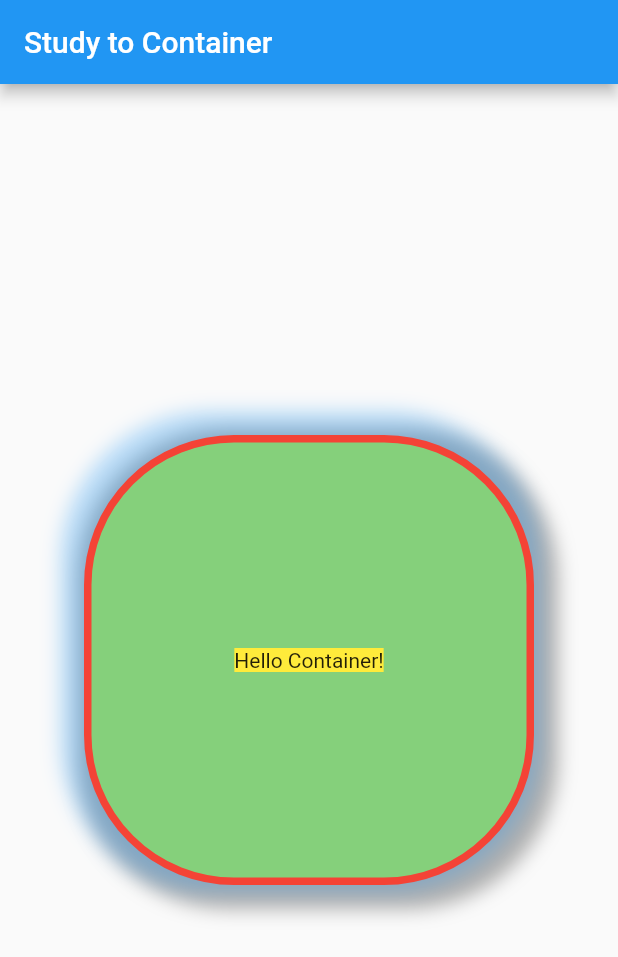
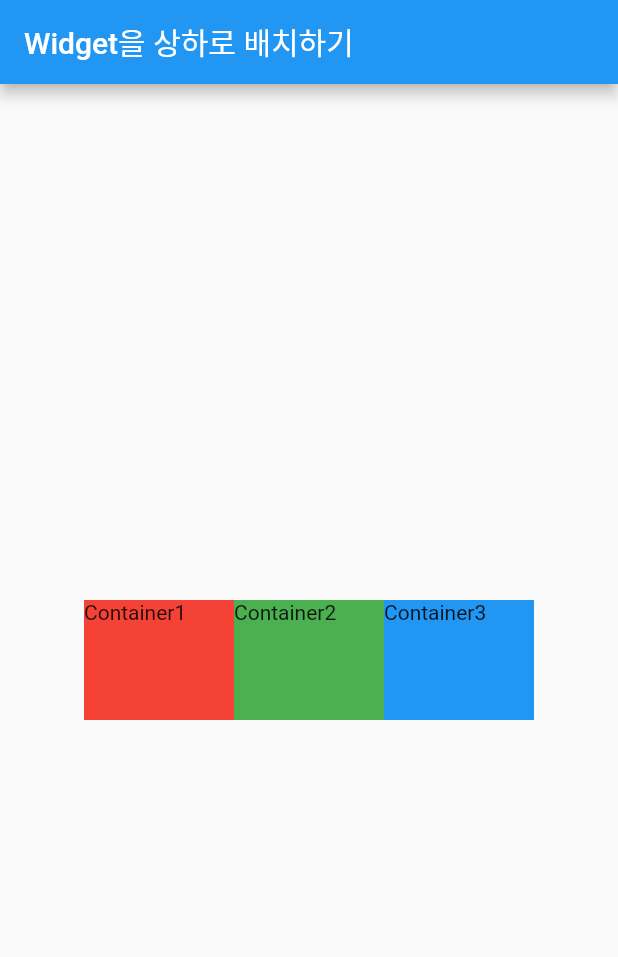
Before and after one commit to CEO-IkHyeon/Part2_Flutter_Widget, a Flutter app: the screen it shows after launch, on a phone screen of 412 x 824 dp. Shown: the top 957 px of the screen. Run offline on Flutter 3.47's test engine with Material 2 defaults, Android fonts, the phone set to English and light mode, and no system bars.

Commit message:
Part2_ch02_01_Widget Row, Column 학습

```diff
--- a/lib/main.dart
+++ b/lib/main.dart
@@ -7,41 +7,88 @@ void main() {
     MaterialApp(
       home: Scaffold(
         appBar: AppBar(
-          title: Text('Study to Container'),
+          title: Text('Widget을 상하로 배치하기'),
         ),
-        body: CustomContainer(),
+        body: Body(),
 
       ),
     )
   );
 }
 
-class CustomContainer extends StatelessWidget {
-  const CustomContainer({super.key});
+// class CustomContainer extends StatelessWidget {
+//   const CustomContainer({super.key});
+//
+//
+//   @override
+//   Widget build(BuildContext context) {
+//     return Center(
+//       child: Container(
+//         width: 300,
+//         height: 300,
+//         padding: EdgeInsets.fromLTRB(10, 12, 10, 12), // pading : container 내부에서 상하좌우에서 각 모서리와 간격 조절
+//         //margin: EdgeInsets.symmetric(vertical: 24, horizontal: 30), // margin : container 자체가 앱 모서리들과 간격 조절
+//         decoration: BoxDecoration(
+//           // container에서 boxdecoration의 경우 밖에 또는 doxdeco 둘 중 하나에만 color가 선언되어야 함 -> boxdeco안에서도 color를 선언할 수 있기 때문
+//           color: Color(0xFF85D07B),   // FF : 투명도 , 이후 2자리씩 RGB값을 나타냄
+//           border: Border.all(color: Colors.red, width: 5, style: BorderStyle.solid), //외곽선 그리기
+//           borderRadius: BorderRadius.circular(100), //외곽선 둥글게
+//           boxShadow: [
+//             BoxShadow(color: Colors.black.withOpacity(0.3), offset: Offset(6, 6), blurRadius: 10, spreadRadius: 10), // 음영지게 만들고 검정 그림자를 좀 흐리게 만들 때 withOpacity 사용
+//             BoxShadow(color: Colors.blue.withOpacity(0.3), offset: Offset(-6, -6), blurRadius: 10, spreadRadius: 10), // 음영지게 만들고 검정 그림자를 좀 흐리게 만들 때 withOpacity 사용
+//
+//           ]
+//         ),
+//         child: Center(child: Container(
+//             color: Colors.yellow,
+//             child: Text('Hello Container!'))), // wrap with center -> container의 중앙에 위치시킴
+//       ),
+//     );
+//   }
+// }
 
+class Body extends StatelessWidget {
+  const Body({super.key});
 
   @override
   Widget build(BuildContext context) {
-    return Center(
-      child: Container(
-        width: 300,
-        height: 300,
-        padding: EdgeInsets.fromLTRB(10, 12, 10, 12), // pading : container 내부에서 상하좌우에서 각 모서리와 간격 조절
-        //margin: EdgeInsets.symmetric(vertical: 24, horizontal: 30), // margin : container 자체가 앱 모서리들과 간격 조절
-        decoration: BoxDecoration(
-          // container에서 boxdecoration의 경우 밖에 또는 doxdeco 둘 중 하나에만 color가 선언되어야 함 -> boxdeco안에서도 color를 선언할 수 있기 때문
-          color: Color(0xFF85D07B),   // FF : 투명도 , 이후 2자리씩 RGB값을 나타냄
-          border: Border.all(color: Colors.red, width: 5, style: BorderStyle.solid), //외곽선 그리기
-          borderRadius: BorderRadius.circular(100), //외곽선 둥글게
-          boxShadow: [
-            BoxShadow(color: Colors.black.withOpacity(0.3), offset: Offset(6, 6), blurRadius: 10, spreadRadius: 10), // 음영지게 만들고 검정 그림자를 좀 흐리게 만들 때 withOpacity 사용
-            BoxShadow(color: Colors.blue.withOpacity(0.3), offset: Offset(-6, -6), blurRadius: 10, spreadRadius: 10), // 음영지게 만들고 검정 그림자를 좀 흐리게 만들 때 withOpacity 사용
+    // Placeholder : 특정 위젯이 올 자리를 확보
+    // Column은 수직으로 배열해준다. 상하에 대해서만 지정. mainAxisAligment로 start(상), center(중), end(하)로 위치 조정 가능
+    // -> 좌우의 폭을 지정할 수 없다 -> container로 wrap하고 width을 무제한으로 주고 crossAxisAligment로 좌, 중 ,우 조정 가능
+    // Row는 Column과 유사하지만 수평으로 배열해준다 -> 좌우에 대해서만 지정한다. mainAxisAlignment로 start(좌), center(중), end(우)로 위치 조정 가능
+    // -> 상, 중, 하로 위치 조절은 불가능 -> container로 wrap하고 height를 무제한으로 주고 crossAxisAligment로 상, 중, 하 조정 가능
+    return Container(
+      //width: double.infinity,
+      height: double.infinity,
+      // child: Column(
+      child: Row(
+        // min : column의 상하 값은 딱 child container 크기에 맞춰짐 -> mainAxisAlignment: center가 의미가 없음
+        // max : 최대 높이를 Column이 차지함
+        mainAxisSize: MainAxisSize.max,
+        // 해당 container 기준에서 중앙에 Column이 위
+        mainAxisAlignment: MainAxisAlignment.center,  // 상하 기준 중앙에 위치
+        crossAxisAlignment: CrossAxisAlignment.center, // start : 좌측에 붙음 / end : 우측에 붙음 / center : 중앙
+        children: [
+          Container(
+            width: 100,
+            height: 80,
+            color: Colors.red,
+            child: Text('Container1'),
+          ),
+          Container(
+            width: 100,
+            height: 80,
+            color: Colors.green,
+            child: Text('Container2'),
+          ),
+          Container(
+            width: 100,
+            height: 80,
+            color: Colors.blue,
+            child: Text('Container3'),
+          ),
 
-          ]
-        ),
-        child: Center(child: Container(
-            color: Colors.yellow,
-            child: Text('Hello Container!'))), // wrap with center -> container의 중앙에 위치시킴
+        ],
       ),
     );
   }
```
